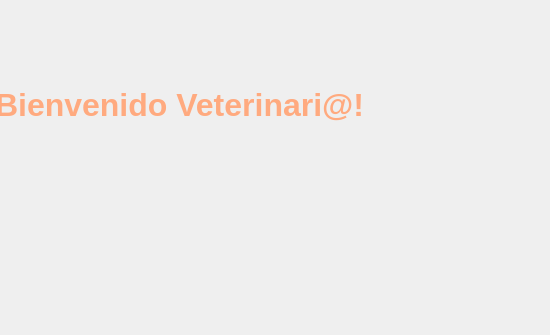
elesteban-os/MyPetsCR, file Interfaz/Ventana8.ui: the form before one commit; both pictures show x 565 to 1115 and y 0 to 335 of the 1115 by 803 pixel window.
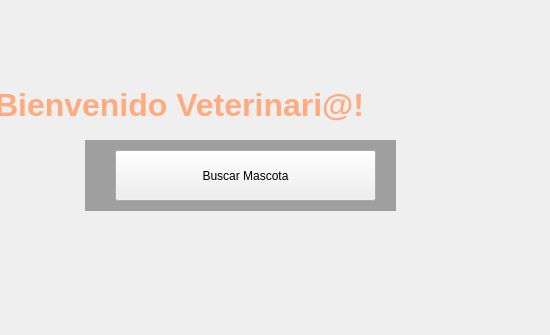
The form after the commit. Icons and pictures are not drawn.

The edit to the form file:
```diff
--- a/Interfaz/Ventana8.ui
+++ b/Interfaz/Ventana8.ui
@@ -257,6 +257,33 @@
      </rect>
     </property>
    </widget>
+   <widget class="QPushButton" name="push_Button_BuscarMascota">
+    <property name="geometry">
+     <rect>
+      <x>680</x>
+      <y>150</y>
+      <width>261</width>
+      <height>51</height>
+     </rect>
+    </property>
+    <property name="styleSheet">
+     <string notr="true">font: 16pt &quot;MS Shell Dlg 2&quot;;</string>
+    </property>
+    <property name="text">
+     <string>Buscar Mascota</string>
+    </property>
+   </widget>
+   <widget class="QMdiArea" name="mdiArea_8">
+    <property name="geometry">
+     <rect>
+      <x>650</x>
+      <y>140</y>
+      <width>311</width>
+      <height>71</height>
+     </rect>
+    </property>
+   </widget>
+   <zorder>mdiArea_8</zorder>
    <zorder>mdiArea_7</zorder>
    <zorder>mdiArea_6</zorder>
    <zorder>mdiArea_5</zorder>
@@ -273,6 +300,7 @@
    <zorder>label_8</zorder>
    <zorder>label_10</zorder>
    <zorder>label_2</zorder>
+   <zorder>push_Button_BuscarMascota</zorder>
   </widget>
   <widget class="QMenuBar" name="menubar">
    <property name="geometry">
```
